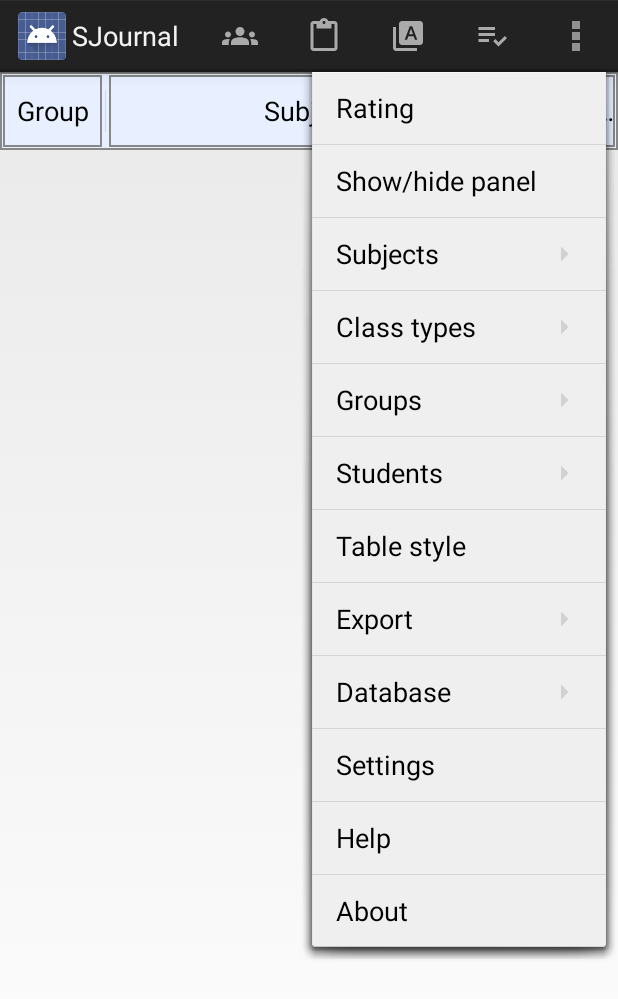
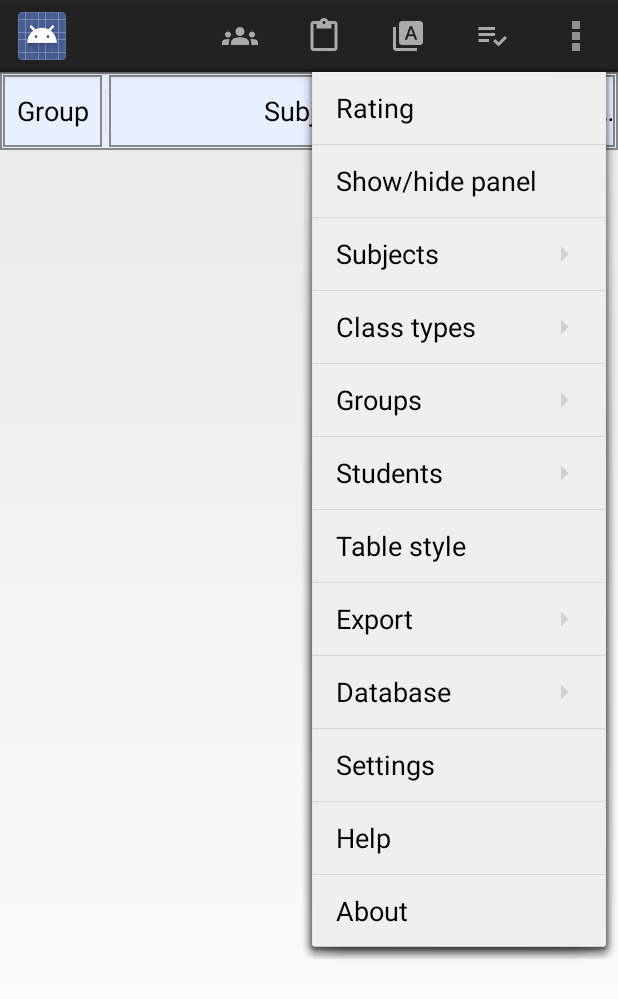
Before and after one commit to drstranges/SJournal, an Android app: the screen it shows after launch (MainActivity), with the options menu open, on a phone screen of 412 x 824 dp. Shown: the top 999 px of the screen. Run offline under Robolectric (Android 15) with nearby library versions, the light colour scheme and no system bars.

Commit message:
Remove title on Main Activity

```diff
--- a/app/src/main/java/com/drprog/sjournal/MainActivity.java
+++ b/app/src/main/java/com/drprog/sjournal/MainActivity.java
@@ -32,6 +32,7 @@ public class MainActivity extends Activity {
     protected void onCreate(Bundle savedInstanceState) {
         super.onCreate(savedInstanceState);
         setContentView(R.layout.activity_main);
+        setTitle(null);
         BlankFragment blankFragment =
                 (BlankFragment) getFragmentManager().findFragmentByTag(BlankFragment.TAG);
         if (blankFragment == null) {
```
